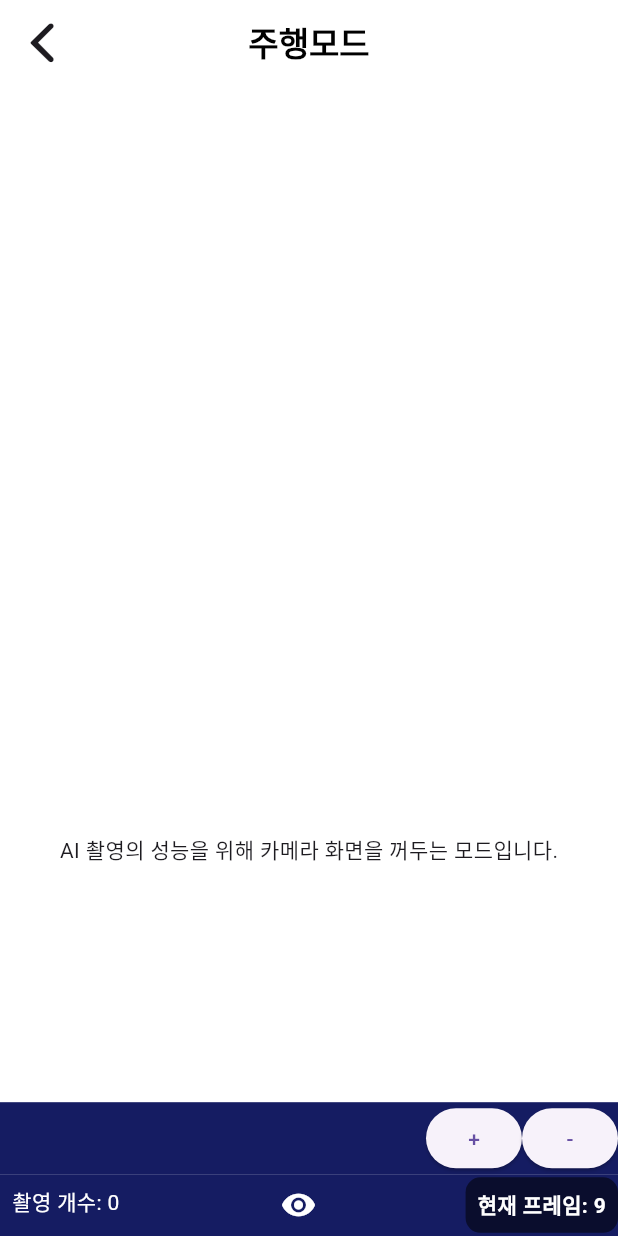
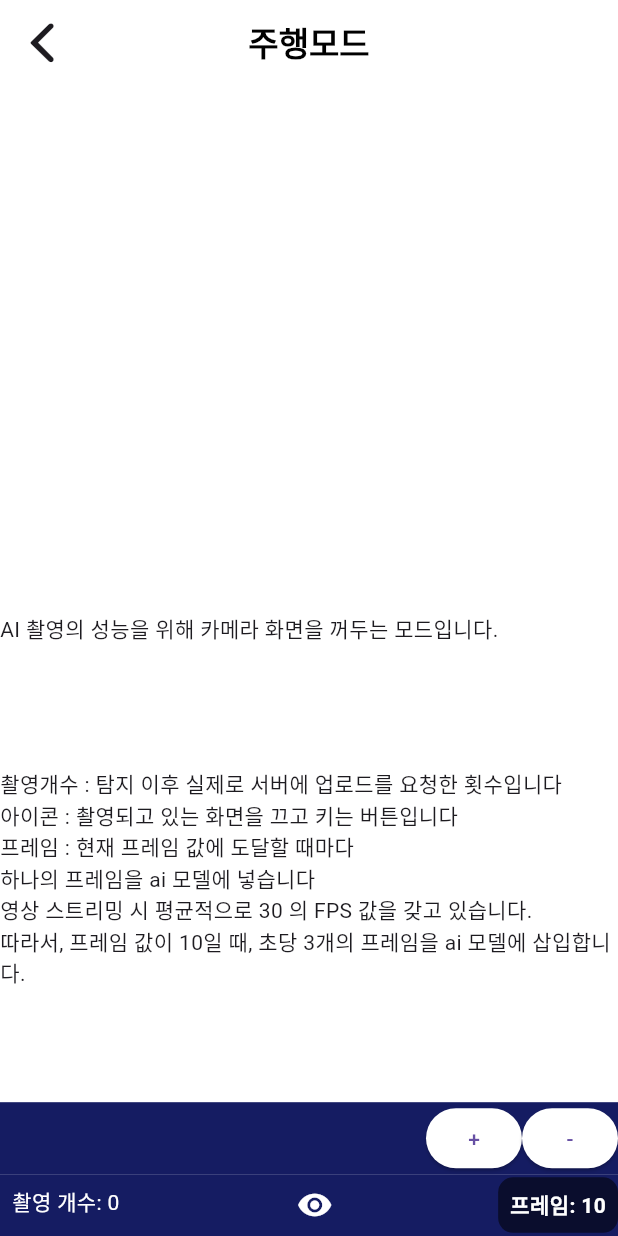
Before and after one commit to 22-bottle/ssafy_autonomous_pjt, a Flutter app: the HomeScreen screen opened directly, after a tap on "탐지모드", on a phone screen of 412 x 824 dp. Run offline on Flutter 3.47's test engine with Material 3 defaults, Android fonts, the light colour scheme and no system bars; our stand-ins replace camera, carousel_slider, flutter_secure_storage, geolocator, image_picker, lottie and 1 more; missing offline and left inert: exif, kakao_map_plugin, tflite_flutter; accounts and stored records are empty; network calls fail; Roboto replaces fonts that are missing (Hanbit); project files that could hold a hidden picture were left out.

Commit message:
feat : UI/UX

```diff
--- a/potless/lib/API/login.dart
+++ b/potless/lib/API/login.dart
@@ -3,9 +3,10 @@ import 'package:flutter_secure_storage/flutter_secure_storage.dart';
 class StorageService {
   final _storage = const FlutterSecureStorage();
 
-  Future<void> saveToken(String token, int role) async {
+  Future<void> saveToken(String token, int role, String name) async {
     await _storage.write(key: 'accessToken', value: token);
     await _storage.write(key: 'role', value: role.toString());
+    await _storage.write(key: 'name', value: name);
   }
 
   Future<String?> getToken() async {
@@ -16,8 +17,13 @@ class StorageService {
     return await _storage.read(key: 'role');
   }
 
+  Future<String?> getName() async {
+    return await _storage.read(key: 'name');
+  }
+
   Future<void> deleteToken() async {
     await _storage.delete(key: 'accessToken');
     await _storage.delete(key: 'role');
+    await _storage.delete(key: 'name');
   }
 }
--- a/potless/lib/screens/Home/HomeScreen.dart
+++ b/potless/lib/screens/Home/HomeScreen.dart
@@ -18,10 +18,12 @@ class _HomeScreenState extends State<HomeScreen> {
   final ApiService _apiService = ApiService();
   final StorageService _storage = StorageService();
   bool isUser = false;
+  String userName = '작업자';
   @override
   void initState() {
     super.initState();
     _checkRole();
+    _checkName();
   }
 
   void _checkRole() async {
@@ -35,6 +37,20 @@ class _HomeScreenState extends State<HomeScreen> {
       }
     } catch (E) {
       debugPrint('36: $E');
+    }
+  }
+
+  void _checkName() async {
+    try {
+      String? name = await _storage.getName();
+
+      if (name != null) {
+        setState(() {
+          userName = name;
+        });
+      }
+    } catch (E) {
+      debugPrint('52: $E');
     }
   }
 
@@ -108,7 +124,15 @@ class _HomeScreenState extends State<HomeScreen> {
             ),
           ),
           Positioned(
-            right: 10,
+            left: 30,
+            top: 50,
+            child: Text(
+              '$userName님',
+              style: const TextStyle(fontSize: 16),
+            ),
+          ),
+          Positioned(
+            right: 20,
             top: 40,
             child: GestureDetector(
               onTap: () => _openLogoutModal(context),
--- a/potless/lib/screens/Record/PotLess.dart
+++ b/potless/lib/screens/Record/PotLess.dart
@@ -162,8 +162,6 @@ class _VideoPageState extends State<VideoPage> with WidgetsBindingObserver {
       double lat = queuedImage.position.latitude;
       double lng = queuedImage.position.longitude;
 
-      // debugPrint('업로드 대신 나오는 코드');
-
       bool success = await _apiService.damageSet('POTHOLE', lng, lat, file);
     } catch (e) {
       debugPrint('potless 212: $e');
@@ -226,20 +224,20 @@ class _VideoPageState extends State<VideoPage> with WidgetsBindingObserver {
               width: UIhelper.deviceWidth(context),
               child: Column(
                 mainAxisAlignment: MainAxisAlignment.end,
+                crossAxisAlignment: CrossAxisAlignment.start,
                 children: [
                   const Text('AI 촬영의 성능을 위해 카메라 화면을 꺼두는 모드입니다.'),
                   if (stats != null) ...[
-                    Text('Conversion time: ${stats!['Conversion time:']}'),
-                    Text(
-                        'Pre-processing time: ${stats!['Pre-processing time:']}'),
-                    Text('Inference time: ${stats!['Inference time:']}'),
-                    Text(
-                        'Total prediction time: ${stats!['Total prediction time:']}'),
-                    Text('Frame: ${stats!['Frame']}'),
+                    Text('프레임 당 탐지 시간 : ${stats!['Total prediction time:']}'),
                   ],
-                  SizedBox(
-                    height: UIhelper.deviceHeight(context) * 0.3,
-                  ),
+                  SizedBox(height: UIhelper.deviceHeight(context) * 0.1),
+                  const Text('촬영개수 : 탐지 이후 실제로 서버에 업로드를 요청한 횟수입니다'),
+                  const Text('아이콘 : 촬영되고 있는 화면을 끄고 키는 버튼입니다'),
+                  const Text('프레임 : 현재 프레임 값에 도달할 때마다'),
+                  const Text('하나의 프레임을 ai 모델에 넣습니다'),
+                  const Text('영상 스트리밍 시 평균적으로 30 의 FPS 값을 갖고 있습니다.'),
+                  const Text('따라서, 프레임 값이 10일 때, 초당 3개의 프레임을 ai 모델에 삽입합니다.'),
+                  SizedBox(height: UIhelper.deviceHeight(context) * 0.2),
                 ],
               ),
             ),
@@ -252,8 +250,24 @@ class _VideoPageState extends State<VideoPage> with WidgetsBindingObserver {
                 child: Row(
                   mainAxisAlignment: MainAxisAlignment.end,
                   children: [
-                    ElevatedButton(onPressed: incFrame, child: const Text('+')),
-                    ElevatedButton(onPressed: decFrame, child: const Text('-')),
+                    ElevatedButton(
+                      onPressed: incFrame,
+                      style: ButtonStyle(
+                        backgroundColor: MaterialStateProperty.all(
+                          const Color(0xffFFFFFF),
+                        ),
+                      ),
+                      child: const Text('+'),
+                    ),
+                    ElevatedButton(
+                      onPressed: decFrame,
+                      style: ButtonStyle(
+                        backgroundColor: MaterialStateProperty.all(
+                          const Color(0xffFFFFFF),
+                        ),
+                      ),
+                      child: const Text('-'),
+                    ),
                   ],
                 ),
               ),
@@ -290,7 +304,7 @@ class _VideoPageState extends State<VideoPage> with WidgetsBindingObserver {
                         borderRadius: BorderRadius.circular(10),
                       ),
                       child: Text(
-                        '현재 프레임: $skipFactor',
+                        '프레임: ${skipFactor + 1}',
                         style: const TextStyle(
                           color: Colors.white,
                           fontWeight: FontWeight.bold,
@@ -309,13 +323,13 @@ class _VideoPageState extends State<VideoPage> with WidgetsBindingObserver {
 
   void incFrame() {
     setState(() {
-      skipFactor++;
+      skipFactor = skipFactor + 5;
     });
   }
 
   void decFrame() {
     setState(() {
-      skipFactor--;
+      skipFactor = skipFactor - 5;
     });
   }
 
--- a/potless/lib/widgets/blocks/project_block.dart
+++ b/potless/lib/widgets/blocks/project_block.dart
@@ -13,7 +13,6 @@ class ProjectBlock extends StatefulWidget {
   final List<DamageResponse> damages;
 
   final Function onProjectUpdate;
-  final Function projectDone;
 
   const ProjectBlock({
     super.key,
@@ -22,7 +21,6 @@ class ProjectBlock extends StatefulWidget {
     required this.createdDate,
     required this.damages,
     required this.onProjectUpdate,
-    required this.projectDone,
   });
 
   @override
--- a/potless/lib/widgets/blocks/work_block.dart
+++ b/potless/lib/widgets/blocks/work_block.dart
@@ -10,7 +10,7 @@ class WorkBlock extends StatelessWidget {
   final DateTime createdAt;
   final List<DamageImage> images;
   final VoidCallback onProjectUpdate;
-
+  final VoidCallback onTaskUpdate;
   const WorkBlock({
     super.key,
     this.potholeId = 0,
@@ -26,6 +26,7 @@ class WorkBlock extends StatelessWidget {
     required this.dType,
     required this.createdAt,
     required this.onProjectUpdate,
+    required this.onTaskUpdate,
   });
 
   Image? get primaryImage {
@@ -56,6 +57,7 @@ class WorkBlock extends StatelessWidget {
                 dType: dType,
                 createdAt: createdAt,
                 onProjectUpdate: onProjectUpdate,
+                onTaskUpdate: onTaskUpdate,
               ),
             ),
           );
--- a/potless/lib/widgets/tflite/detector.dart
+++ b/potless/lib/widgets/tflite/detector.dart
@@ -19,7 +19,7 @@ class _Command {
 }
 
 class Detector {
-  static const String _modelPath = 'assets/ai_model/v5_60000.tflite';
+  static const String _modelPath = 'assets/ai_model/12_300.tflite';
   static const String _labelPath = 'assets/ai_model/train34.txt';
 
   Detector._(this._isolate, this._interpreter, this._labels);
@@ -243,7 +243,6 @@ class _DetectorServer {
           }
         };
       } else {
-        // Return an empty or a minimal structure if no high confidence detections are found
         return {
           "cls": cls,
           "box": box,
```
Also changed, not shown: potless/assets/lottie/check.json (added, +1 -0 lines), potless/lib/API/api_request.dart (+8 -6 lines), potless/lib/screens/Works/ProjectList.dart (+14 -9 lines), potless/lib/screens/Works/Upload.dart (+15 -15 lines), potless/lib/screens/Works/WorkDetail2.dart (+117 -23 lines), potless/lib/screens/Works/WorkList2.dart (+7 -0 lines), 1 other file.
